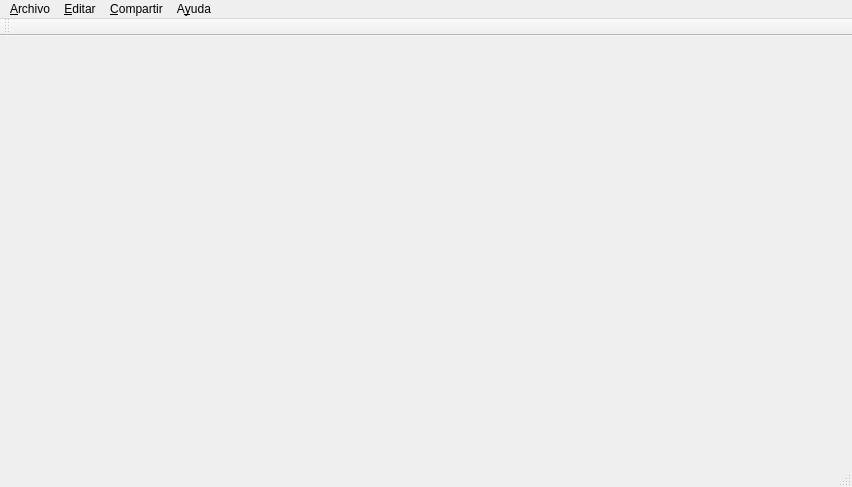
Before: the Qt Designer form scrutch/scrutch.ui in faoladhaku/CsOAD-scrUtch-millenium-, drawn with Qt 5.
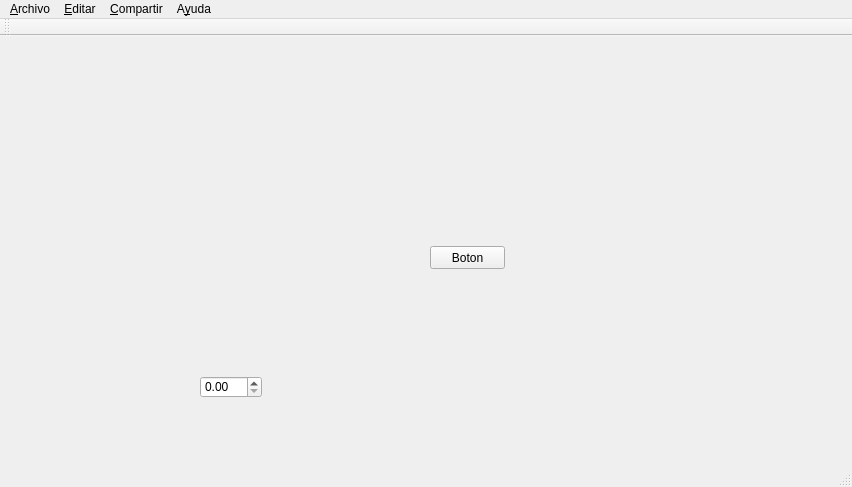
After: the same form once the commit is applied.

What changed in the file:
```diff
--- a/scrutch/scrutch.ui
+++ b/scrutch/scrutch.ui
@@ -13,7 +13,44 @@
   <property name="windowTitle">
    <string>scrutch</string>
   </property>
-  <widget class="QWidget" name="centralWidget"/>
+  <widget class="QWidget" name="centralWidget">
+   <widget class="QLabel" name="label">
+    <property name="geometry">
+     <rect>
+      <x>230</x>
+      <y>160</y>
+      <width>111</width>
+      <height>121</height>
+     </rect>
+    </property>
+    <property name="text">
+     <string/>
+    </property>
+   </widget>
+   <widget class="QPushButton" name="pushButton">
+    <property name="geometry">
+     <rect>
+      <x>430</x>
+      <y>210</y>
+      <width>75</width>
+      <height>23</height>
+     </rect>
+    </property>
+    <property name="text">
+     <string>Boton</string>
+    </property>
+   </widget>
+   <widget class="QDoubleSpinBox" name="doubleSpinBox">
+    <property name="geometry">
+     <rect>
+      <x>200</x>
+      <y>340</y>
+      <width>62</width>
+      <height>22</height>
+     </rect>
+    </property>
+   </widget>
+  </widget>
   <widget class="QMenuBar" name="menuBar">
    <property name="geometry">
     <rect>
```
